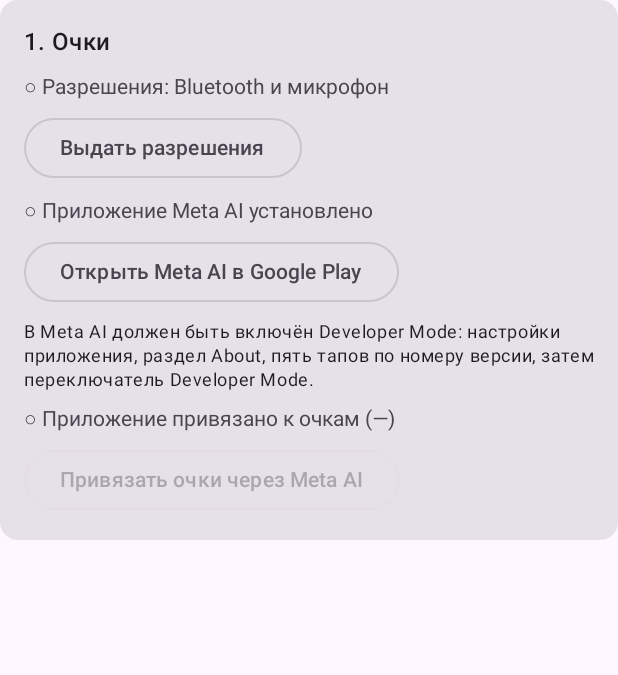
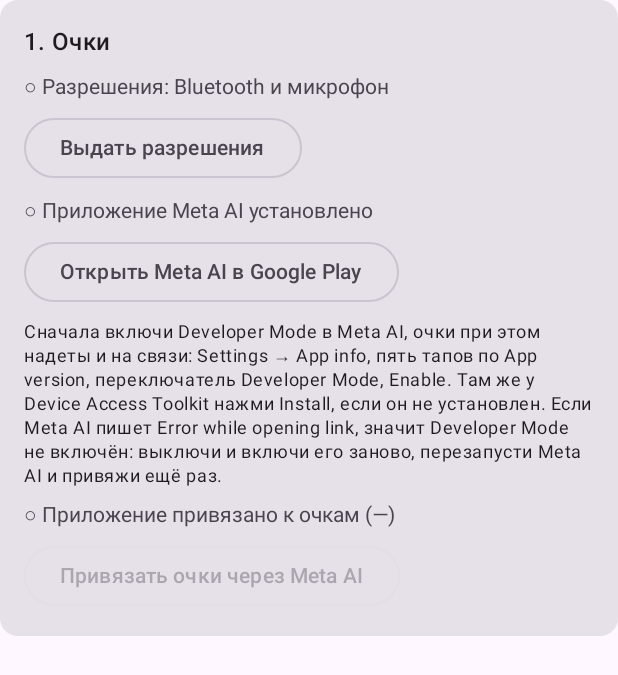
Before and after one commit to KeonyRus/tupo_vision, an Android app built with Jetpack Compose: the composable GlassesSection shown on its own in the app's theme, on a phone screen of 412 x 824 dp. Shown: the top 675 px of the screen. Run offline under Robolectric (Android 15) with nearby library versions, the phone set to English and light mode, and no system bars; libraries missing offline, so code that uses them is left out: com.meta.wearable; network calls fail.

Commit message:
Correct the Developer Mode steps and explain the link error
The on-screen hint and the README pointed at the wrong menu. Meta's guide
puts the toggle under Settings > App info, and the Device Access Toolkit
component is installed from the same screen. Meta AI answers a
registration request with 'Error while opening link' when Developer Mode
is not on, so the hint now says what to do about it.

Co-Authored-By: Claude Fable 5.2 <noreply@anthropic.com>
Claude-Session: https://claude.ai/code/session_01MkU53jAVGBsyBSLzoncycz

```diff
--- a/app/src/main/java/com/keonyrus/tupovision/MainActivity.kt
+++ b/app/src/main/java/com/keonyrus/tupovision/MainActivity.kt
@@ -246,8 +246,11 @@ private fun GlassesSection(
       OutlinedButton(onClick = onInstallMetaAi) { Text("Открыть Meta AI в Google Play") }
     }
     Text(
-        "В Meta AI должен быть включён Developer Mode: настройки приложения, раздел About, " +
-            "пять тапов по номеру версии, затем переключатель Developer Mode.",
+        "Сначала включи Developer Mode в Meta AI, очки при этом надеты и на связи: " +
+            "Settings → App info, пять тапов по App version, переключатель Developer Mode, " +
+            "Enable. Там же у Device Access Toolkit нажми Install, если он не установлен. " +
+            "Если Meta AI пишет Error while opening link, значит Developer Mode не включён: " +
+            "выключи и включи его заново, перезапусти Meta AI и привяжи ещё раз.",
         style = MaterialTheme.typography.bodySmall,
     )
     StatusLine(state.registered, "Приложение привязано к очкам (${state.registration})")
```
Also changed, not shown: 1 other file.
